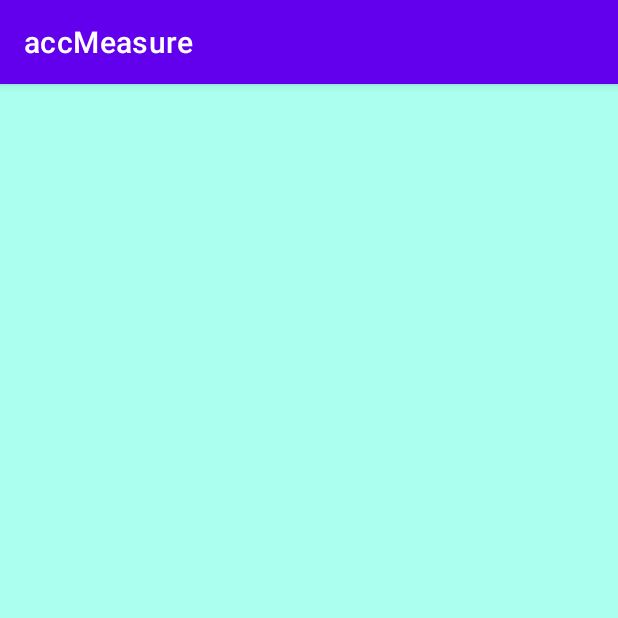
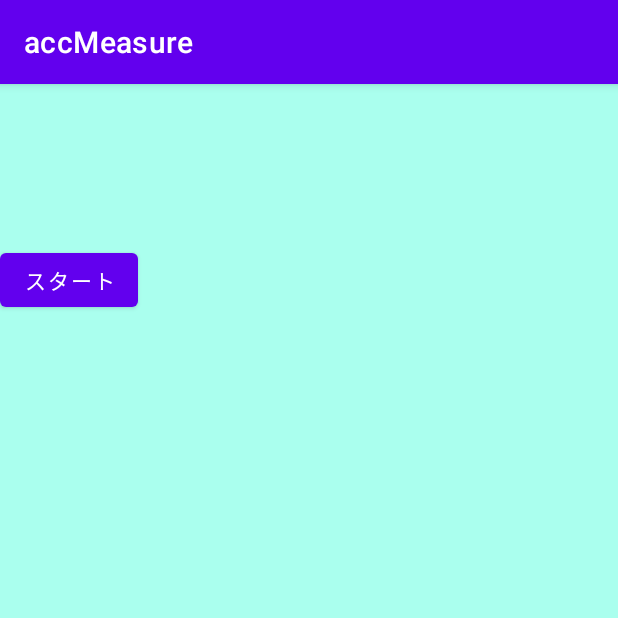
Before and after one commit to HafishD/accelMeasure, an Android app: the screen it shows after launch (MainActivity), on a phone screen of 412 x 824 dp, the top half of it. Run offline under Robolectric (Android 15) with nearby library versions, the phone set to English and light mode, and no system bars.

Commit message:
ボタンの追加

```diff
--- a/app/src/main/java/com/example/accmeasure/MainActivity.java
+++ b/app/src/main/java/com/example/accmeasure/MainActivity.java
@@ -8,7 +8,11 @@ import android.hardware.Sensor;
 import android.hardware.SensorEvent;
 import android.hardware.SensorEventListener;
 import android.hardware.SensorManager;
+//import android.view.View;
+import android.widget.Button;
 import android.widget.TextView;
+
+import com.google.android.material.snackbar.Snackbar;
 
 public class MainActivity extends AppCompatActivity
         implements SensorEventListener {
@@ -30,6 +34,8 @@ public class MainActivity extends AppCompatActivity
         // Get an instance of the TextView
         textView = findViewById(R.id.text_view);
 
+        Button button = findViewById(R.id.button);
+        button.setOnClickListener(view -> Snackbar.make(view, "スタートボタンが押されました", Snackbar.LENGTH_SHORT).show());
     }
 
     @Override
--- a/app/src/main/res/layout/activity_main.xml
+++ b/app/src/main/res/layout/activity_main.xml
@@ -24,4 +24,10 @@
         android:textColor="#00f"
         android:textSize="20sp" />
 
+    <Button
+        android:id="@+id/button"
+        android:layout_width="wrap_content"
+        android:layout_height="wrap_content"
+        android:text="@string/text1" />
+
 </LinearLayout>
--- a/app/src/main/res/values/strings.xml
+++ b/app/src/main/res/values/strings.xml
@@ -1,3 +1,4 @@
 <resources>
     <string name="app_name">accMeasure</string>
+    <string name="text1">スタート</string>
 </resources>
```
